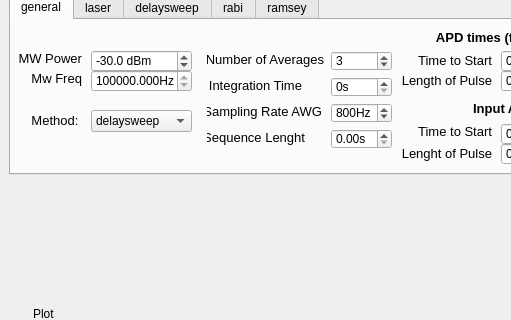
This is gui/pulsed/pulsed.ui in pikestefan/qudi_slab as Qt 5 draws it before an edit; both pictures show x 0 to 511 and y 268 to 588 of the 1142 by 922 pixel window. The edited form follows.
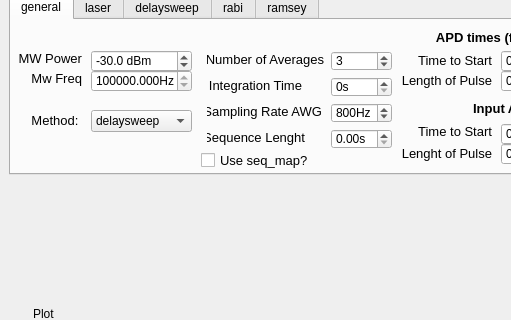
This is the edited form. Icons and pictures are not drawn. Custom widgets are drawn as their Qt base class.

Commit message: Seq_map for rabi and ramsey, new pulsed GUI, removed seq_len from GUI.

The edit to the form file:
```diff
--- a/gui/pulsed/pulsed.ui
+++ b/gui/pulsed/pulsed.ui
@@ -628,6 +628,30 @@
             <double>0.000000000000000</double>
            </property>
           </widget>
+          <widget class="QCheckBox" name="seq_map_req">
+           <property name="geometry">
+            <rect>
+             <x>190</x>
+             <y>130</y>
+             <width>140</width>
+             <height>20</height>
+            </rect>
+           </property>
+           <property name="font">
+            <font>
+             <pointsize>10</pointsize>
+            </font>
+           </property>
+           <property name="accessibleName">
+            <string/>
+           </property>
+           <property name="inputMethodHints">
+            <set>Qt::ImhNone</set>
+           </property>
+           <property name="text">
+            <string>Use seq_map?</string>
+           </property>
+          </widget>
          </widget>
          <widget class="QWidget" name="tab">
           <attribute name="title">
```
The commit also changes 4 other files.
